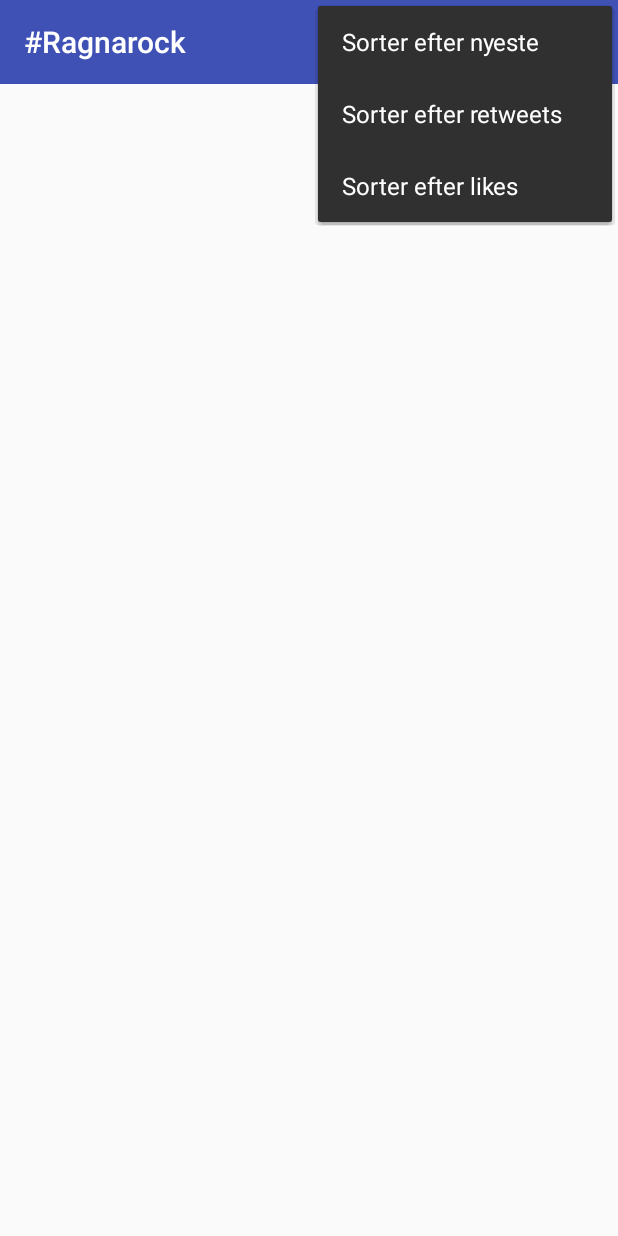
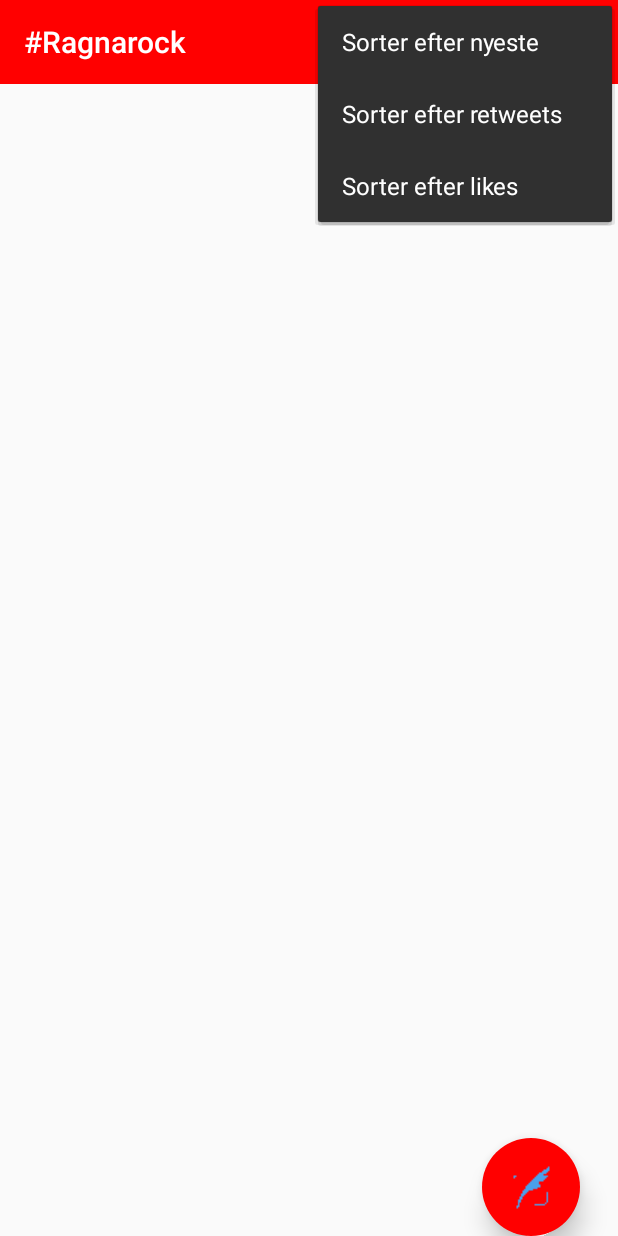
Before and after one commit to KroisSharp/ragnarockapp, an Android app: the screen it shows after launch (MainActivity), with the options menu open, on a phone screen of 412 x 824 dp. Run offline under Robolectric (Android 15) with nearby library versions, the phone set to English and light mode, and no system bars; libraries missing offline, so code that uses them is left out: twitter4j.auth, twitter4j.conf; 17 statements that could not run were skipped.

Commit message:
FAB og gui design

```diff
--- /dev/null
+++ b/app/src/main/res/drawable/oval.xml
@@ -0,0 +1,6 @@
+<?xml version="1.0" encoding="utf-8"?>
+<shape xmlns:android="http://schemas.android.com/apk/res/android" android:shape="oval">
+    <solid android:color="#ff0000">
+
+    </solid>
+</shape>
--- a/app/src/main/res/layout/activity_main.xml
+++ b/app/src/main/res/layout/activity_main.xml
@@ -12,6 +12,10 @@
         layout="@layout/toolbar">
     </include>
 
+    <RelativeLayout
+        android:layout_width="wrap_content"
+        android:layout_height="wrap_content">
+
     <ListView
         android:id="@+id/mainListView"
         android:layout_width="match_parent"
@@ -21,5 +25,27 @@
     </ListView>
 
 
+    <ImageButton
+        android:id="@+id/mainFloatBtn"
+        android:layout_width="65dp"
+        android:layout_height="65dp"
+        android:background="@drawable/oval"
+        android:layout_alignParentBottom="true"
+        android:layout_alignParentRight="true"
+        android:elevation="10dp"
+        android:layout_marginBottom="65dp"
+        android:layout_marginRight="25dp"
+        android:src="@drawable/twitteraddbtn"
+        android:onClick="mainFloatBtnClicked"
+
+
+
+
+
+        />
+
+    </RelativeLayout>
+
+
 
 </LinearLayout>
--- a/app/src/main/res/values/colors.xml
+++ b/app/src/main/res/values/colors.xml
@@ -1,6 +1,6 @@
 <?xml version="1.0" encoding="utf-8"?>
 <resources>
-    <color name="colorPrimary">#3F51B5</color>
+    <color name="colorPrimary">#FF0000</color>
     <color name="colorPrimaryDark">#303F9F</color>
     <color name="colorAccent">#FF4081</color>
 </resources>
```
Also changed, not shown: app/src/main/java/mik/easj/skole/ragnarockapp/InfoActivity.java (+21 -0 lines), app/src/main/java/mik/easj/skole/ragnarockapp/MainActivity.java (+22 -0 lines), app/src/main/res/layout/activity_info.xml (+7 -0 lines), app/src/main/res/drawable/addicontrans.jpg (added), app/src/main/res/drawable/trans.png (added), app/src/main/res/drawable/twitteraddbtn.png (added).
